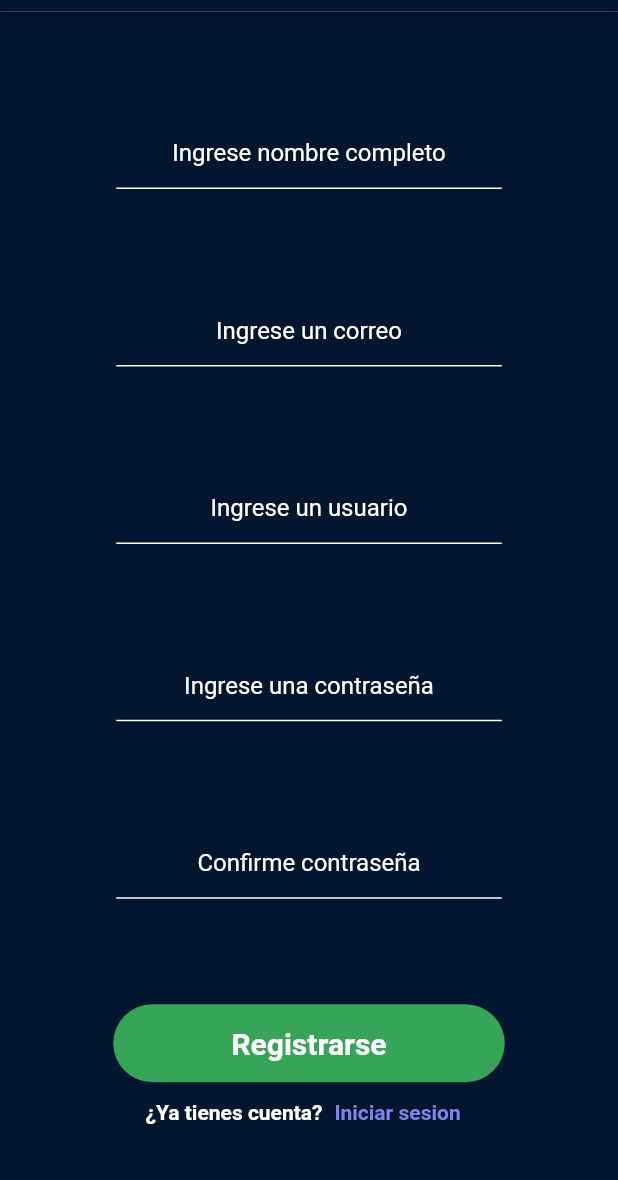
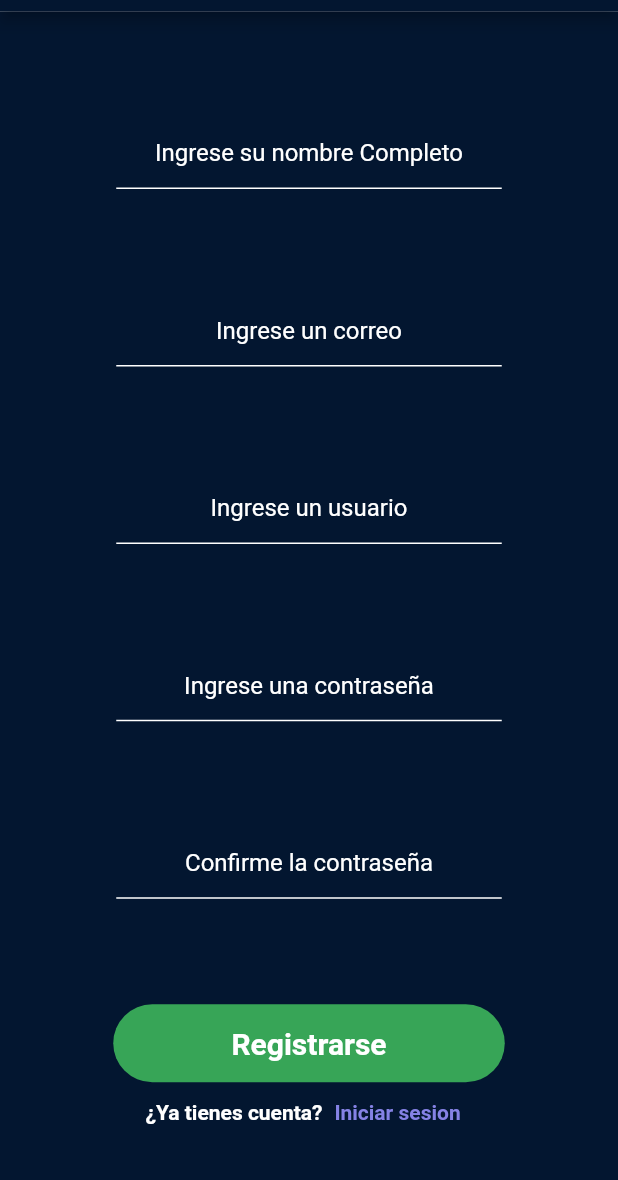
Before and after one commit to jero0137/PosIt, a Flutter app: the screen it shows after launch, after a tap on "Registrarse", on a phone screen of 412 x 824 dp, the part 56-1236 px from its top. Run offline on Flutter 3.47's test engine with Material 2 defaults, Android fonts, the phone set to English and light mode, and no system bars; network calls fail; Roboto replaces fonts that are missing (Poppins).

Commit message:
widgetsAClasesJulian

```diff
--- a/lib/vistas/controlador.dart
+++ b/lib/vistas/controlador.dart
@@ -1,6 +1,7 @@
 import 'package:flutter/material.dart';
 import 'package:posit/vistas/agregarpost.dart';
 import 'package:posit/vistas/configuracion.dart';
+import 'package:posit/widgets/mainAppBar.dart';
 import 'package:provider/provider.dart';
 
 import '../provider/providers/user.dart';
@@ -23,7 +24,7 @@ class _controladorState extends State<controlador> {
   @override
   Widget build(BuildContext context) {
     return Scaffold(
-      appBar: mainAppbar("PosIT",context.watch<User>().getFoto()),
+      appBar:  mainAppBar(titulo: 'PoSit', fotoPerfil: context.watch<User>().getFoto() ),
       bottomNavigationBar: BottomNavigationBar(
         currentIndex: currentIndex,
         onTap: (index) => setState(() => currentIndex = (index)),
--- a/lib/vistas/login.dart
+++ b/lib/vistas/login.dart
@@ -1,5 +1,6 @@
 import 'package:flutter/material.dart';
 import 'package:posit/vistas/signin.dart';
+import 'package:posit/widgets/campoFormulario.dart';
 import 'package:posit/widgets/widgets.dart';
 
 import 'controlador.dart';
@@ -34,9 +35,9 @@ class login extends StatelessWidget {
             Spacer(
               flex: 1,
             ),
-            SizedBox(width: 257, child: campo("Ingrese su usuario")),
+            SizedBox(width: 257, child: campoFormulario(hint: 'Ingrese su usuario')),
             Spacer(),
-            SizedBox(width: 257, child: campo("Ingrese su contraseña")),
+            SizedBox(width: 257, child: campoFormulario(hint: 'Ingrese su contraseña')),
             Spacer(
               flex: 2,
             ),
--- a/lib/vistas/signin.dart
+++ b/lib/vistas/signin.dart
@@ -3,6 +3,8 @@ import 'package:flutter/material.dart';
 import 'package:flutter/services.dart';
 import 'package:posit/vistas/login.dart';
 import 'package:posit/widgets/widgets.dart';
+
+import '../widgets/campoFormulario.dart';
 
 class signin extends StatelessWidget {
   const signin({Key? key}) : super(key: key);
@@ -22,21 +24,21 @@ class signin extends StatelessWidget {
             Spacer(
               flex: 2,
             ),
-            SizedBox(width: 257, child: campo("Ingrese nombre completo")),
+            SizedBox(width: 257, child: campoFormulario(hint: 'Ingrese su nombre Completo')),
             Spacer(flex: 2),
-            SizedBox(width: 257, child: campo("Ingrese un correo")),
+            SizedBox(width: 257, child: campoFormulario(hint: 'Ingrese un correo')),
             Spacer(
               flex: 2,
             ),
-            SizedBox(width: 257, child: campo("Ingrese un usuario")),
+            SizedBox(width: 257, child: campoFormulario(hint: 'Ingrese un usuario')),
             Spacer(
               flex: 2,
             ),
-            SizedBox(width: 257, child: campoPass("Ingrese una contraseña")),
+            SizedBox(width: 257, child: campoFormulario(hint: 'Ingrese una contraseña')),
             Spacer(
               flex: 2,
             ),
-            SizedBox(width: 257, child: campoPass("Confirme contraseña")),
+            SizedBox(width: 257, child: campoFormulario(hint: 'Confirme la contraseña')),
             Spacer(
               flex: 2,
             ),
--- /dev/null
+++ b/lib/widgets/campoFormulario.dart
@@ -0,0 +1,29 @@
+import 'package:flutter/material.dart';
+import 'package:flutter/src/widgets/container.dart';
+import 'package:flutter/src/widgets/framework.dart';
+
+class campoFormulario extends StatelessWidget {
+
+  final String hint;
+  const campoFormulario({super.key,required this.hint});
+
+  @override
+  Widget build(BuildContext context) {
+    return TextField(
+    decoration: InputDecoration(
+      fillColor: Colors.white,
+      hintText: hint,
+      hintStyle: const TextStyle(color: Colors.white),
+      focusedBorder: const UnderlineInputBorder(
+        borderSide: BorderSide(color: Colors.white),
+      ),
+      enabledBorder: const UnderlineInputBorder(
+        borderSide: BorderSide(color: Colors.white),
+      ),
+    ),
+    textAlign: TextAlign.center,
+    style: const TextStyle(color: Colors.white),
+    autofocus: false,
+  );
+  }
+}
```
Also changed, not shown: lib/vistas/Feed.dart (+17 -12 lines), lib/vistas/configuracion.dart (+6 -5 lines), lib/vistas/perfil.dart (+25 -18 lines), lib/widgets/imagenCircular.dart (added, +19 -0 lines), lib/widgets/mainAppBar.dart (added, +49 -0 lines), lib/widgets/post.dart (added, +117 -0 lines), lib/widgets/widgets.dart (+2 -155 lines).
